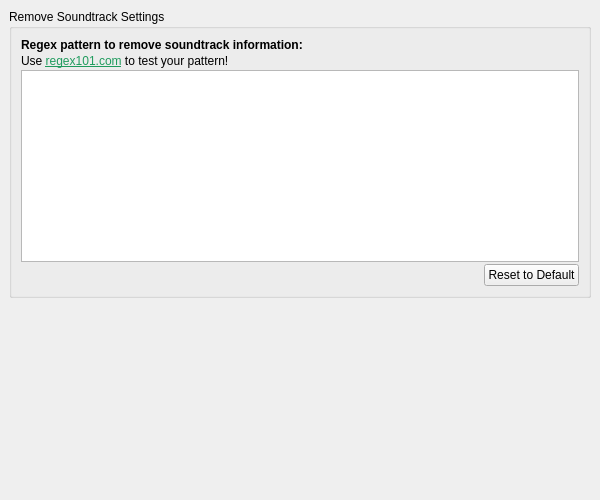
Above: plugins/remove_soundtrack/ui_options_remove_soundtrack.ui from metabrainz/picard-plugins before the change. Below: the same form after it.
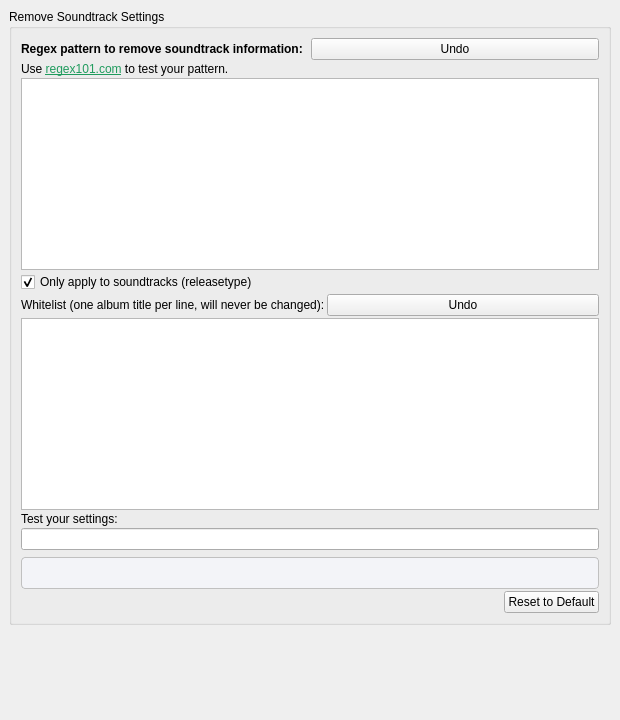
That is the form after the change.

Commit message: Add UI, README and i18n .ts files for remove_soundtrack plugin

The edit to the form file:
```diff
--- a/plugins/remove_soundtrack/ui_options_remove_soundtrack.ui
+++ b/plugins/remove_soundtrack/ui_options_remove_soundtrack.ui
@@ -6,8 +6,8 @@
    <rect>
     <x>0</x>
     <y>0</y>
-    <width>600</width>
-    <height>500</height>
+    <width>620</width>
+    <height>720</height>
    </rect>
   </property>
   <layout class="QVBoxLayout" name="vboxlayout">
@@ -48,30 +48,131 @@
        <number>9</number>
       </property>
       <item>
-       <widget class="QLabel" name="regex_label">
-        <property name="font">
-         <font>
-          <bold>true</bold>
-         </font>
-        </property>
-        <property name="text">
-         <string>Regex pattern to remove soundtrack information:</string>
-        </property>
-       </widget>
+       <layout class="QHBoxLayout" name="regex_row">
+        <item>
+         <widget class="QLabel" name="regex_label">
+          <property name="font">
+           <font>
+            <bold>true</bold>
+           </font>
+          </property>
+          <property name="text">
+           <string>Regex pattern to remove soundtrack information:</string>
+          </property>
+          <property name="toolTip">
+           <string>Enter the regular expression pattern used to remove soundtrack information from album titles.</string>
+          </property>
+         </widget>
+        </item>
+        <item>
+         <widget class="QPushButton" name="undo_regex_button">
+          <property name="text">
+           <string>Undo</string>
+          </property>
+          <property name="toolTip">
+           <string>Undo last regex change (up to 5 steps).</string>
+          </property>
+         </widget>
+        </item>
+       </layout>
       </item>
       <item>
        <widget class="QLabel" name="regex_hint">
         <property name="text">
-         <string>&lt;html&gt;&lt;head/&gt;&lt;body&gt;&lt;p&gt;Use &lt;a href=&quot;https://regex101.com/&quot;&gt;&lt;span style=&quot; text-decoration: underline; color:#1f9b5d;&quot;&gt;regex101.com&lt;/span&gt;&lt;/a&gt; to test your pattern!&lt;/p&gt;&lt;/body&gt;&lt;/html&gt;</string>
+         <string>&lt;html&gt;&lt;head/&gt;&lt;body&gt;&lt;p&gt;Use &lt;a href="https://regex101.com/"&gt;&lt;span style=" text-decoration: underline; color:#1f9b5d;"&gt;regex101.com&lt;/span&gt;&lt;/a&gt; to test your pattern.&lt;/p&gt;&lt;/body&gt;&lt;/html&gt;</string>
         </property>
-        <property name="openExternalLinks">
+        <property name="toolTip">
+         <string>External link for testing your regular expression pattern.</string>
+        </property>
+       </widget>
+      </item>
+      <item>
+       <widget class="QPlainTextEdit" name="regex_pattern">
+        <property name="toolTip">
+         <string>Enter your own regular expression pattern here for removing soundtrack additions. The validity is checked as you type.</string>
+        </property>
+        <property name="maximumHeight">
+         <number>60</number>
+        </property>
+       </widget>
+      </item>
+      <item>
+       <widget class="QCheckBox" name="only_soundtrack_checkbox">
+        <property name="text">
+         <string>Only apply to soundtracks (releasetype)</string>
+        </property>
+        <property name="checked">
          <bool>true</bool>
         </property>
        </widget>
       </item>
+      <!-- Whitelist Row -->
       <item>
-       <widget class="QPlainTextEdit" name="regex_pattern"/>
+       <layout class="QHBoxLayout" name="whitelist_row">
+        <item>
+         <widget class="QLabel" name="whitelist_label">
+          <property name="text">
+           <string>Whitelist (one album title per line, will never be changed):</string>
+          </property>
+          <property name="toolTip">
+           <string>Enter one album title per line. Titles in this list will never be changed by the plugin (case-insensitive, exact match).</string>
+          </property>
+         </widget>
+        </item>
+        <item>
+         <widget class="QPushButton" name="undo_whitelist_button">
+          <property name="text">
+           <string>Undo</string>
+          </property>
+          <property name="toolTip">
+           <string>Undo last whitelist change (up to 5 steps).</string>
+          </property>
+         </widget>
+        </item>
+       </layout>
       </item>
+      <item>
+       <widget class="QPlainTextEdit" name="whitelist_text">
+        <property name="toolTip">
+         <string>Enter one album title per line. For example:&#10;Game Music Concert&#10;Another Album Name</string>
+        </property>
+        <property name="maximumHeight">
+         <number>80</number>
+        </property>
+       </widget>
+      </item>
+      <!-- Test Row -->
+      <item>
+       <widget class="QLabel" name="test_label">
+        <property name="text">
+         <string>Test your settings:</string>
+        </property>
+        <property name="toolTip">
+         <string>Enter an album title below to see the result after applying the current regex, whitelist, and options.</string>
+        </property>
+       </widget>
+      </item>
+      <item>
+       <widget class="QLineEdit" name="test_input">
+        <property name="toolTip">
+         <string>Type an album title here to test your current settings.</string>
+        </property>
+       </widget>
+      </item>
+      <item>
+       <widget class="QLabel" name="test_output">
+        <property name="text">
+         <string></string>
+        </property>
+        <property name="toolTip">
+         <string>This shows the result after applying your settings to the test input above.</string>
+        </property>
+        <property name="styleSheet">
+         <string notr="true">background-color: #f3f4f8; border: 1px solid #c0c0c0; border-radius: 4px; min-height: 24px; margin-top: 5px; padding: 3px;</string>
+        </property>
+       </widget>
+      </item>
+      <!-- Reset Button Row -->
       <item>
        <layout class="QHBoxLayout" name="button_layout">
         <item>
```
Left out of the diff: 7 changed lines with no effect on the pictures. The commit also changes 4 other files.
